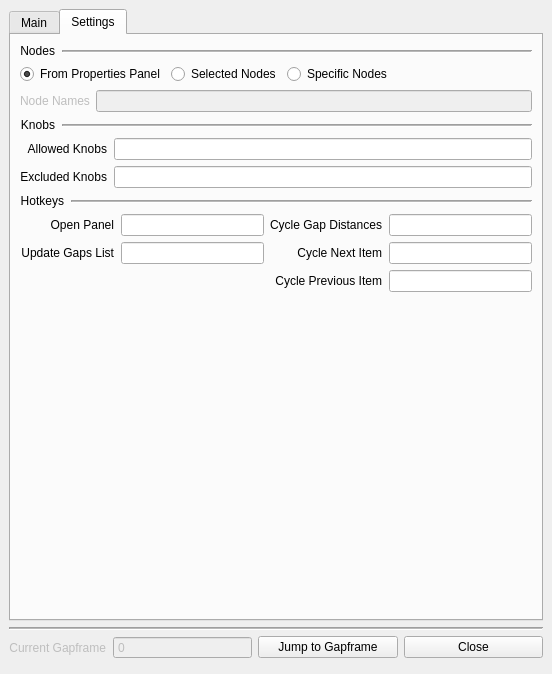
The window that gapframes_testing/ui_dev/GapframesPanel_dev_v03.ui (kalogane/gapframes) describes before a commit, drawn with Qt 5.
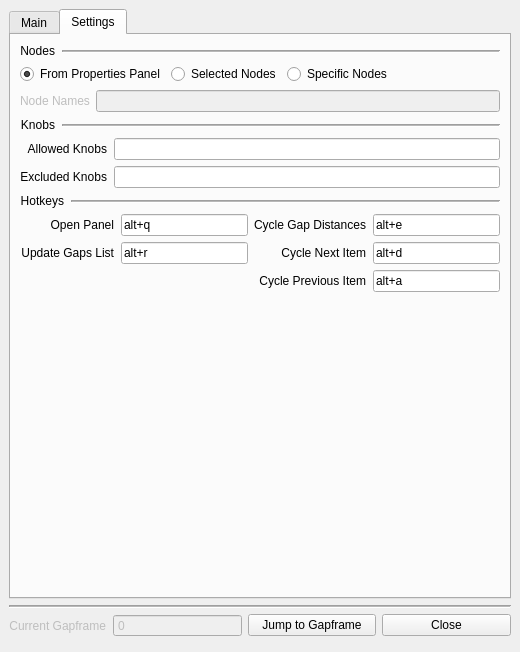
The same window after the commit. The open tabs and pages were chosen to show the change.

Commit message: integrating UI preferences - save the last state of certain UI elems, defined in the constants.py also, various minor logic improvements

Patch:
```diff
--- a/gapframes_testing/ui_dev/GapframesPanel_dev_v03.ui
+++ b/gapframes_testing/ui_dev/GapframesPanel_dev_v03.ui
@@ -6,8 +6,8 @@
    <rect>
     <x>0</x>
     <y>0</y>
-    <width>552</width>
-    <height>674</height>
+    <width>520</width>
+    <height>652</height>
    </rect>
   </property>
   <property name="maximumSize">
@@ -642,6 +642,9 @@
             <property name="toolTip">
              <string>&lt;html&gt;&lt;head/&gt;&lt;body&gt;&lt;p&gt;Hotkey for Cycling between every 25% of the Gap Distance slider.&lt;/p&gt;&lt;/body&gt;&lt;/html&gt;</string>
             </property>
+            <property name="text">
+             <string>alt+e</string>
+            </property>
            </widget>
           </item>
           <item row="0" column="2">
@@ -681,6 +684,9 @@
             <property name="toolTip">
              <string>&lt;html&gt;&lt;head/&gt;&lt;body&gt;&lt;p&gt;Hotkey for opening the Panel.&lt;/p&gt;&lt;/body&gt;&lt;/html&gt;</string>
             </property>
+            <property name="text">
+             <string>alt+q</string>
+            </property>
            </widget>
           </item>
           <item row="1" column="0">
@@ -705,7 +711,7 @@
              <string>&lt;html&gt;&lt;head/&gt;&lt;body&gt;&lt;p&gt;Hotkey for manually updating the Gaps List items.&lt;/p&gt;&lt;/body&gt;&lt;/html&gt;</string>
             </property>
             <property name="text">
-             <string/>
+             <string>alt+r</string>
             </property>
            </widget>
           </item>
@@ -730,6 +736,9 @@
             <property name="toolTip">
              <string>&lt;html&gt;&lt;head/&gt;&lt;body&gt;&lt;p&gt;Hotkey for Cycling to the next item on the Gaps List.&lt;/p&gt;&lt;/body&gt;&lt;/html&gt;</string>
             </property>
+            <property name="text">
+             <string>alt+d</string>
+            </property>
            </widget>
           </item>
           <item row="2" column="2">
@@ -753,6 +762,9 @@
             <property name="toolTip">
              <string>&lt;html&gt;&lt;head/&gt;&lt;body&gt;&lt;p&gt;Hotkey for Cycling to the previous item on the Gaps List.&lt;/p&gt;&lt;/body&gt;&lt;/html&gt;</string>
             </property>
+            <property name="text">
+             <string>alt+a</string>
+            </property>
            </widget>
           </item>
          </layout>
```
The commit also changes 4 other files.
